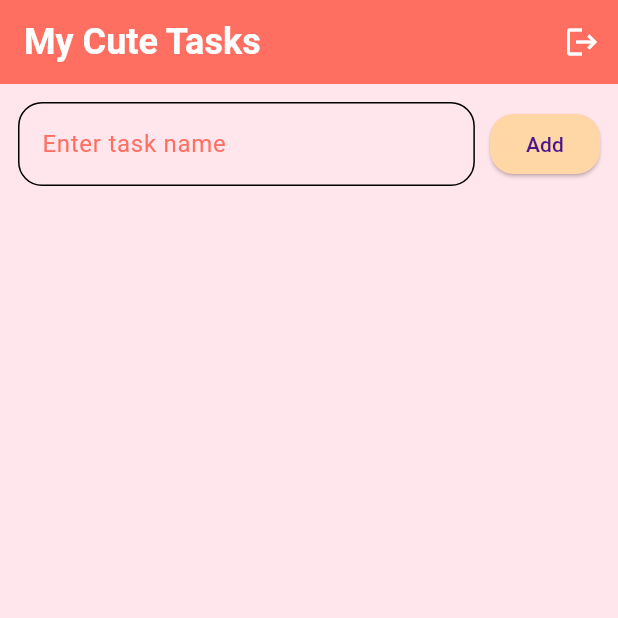
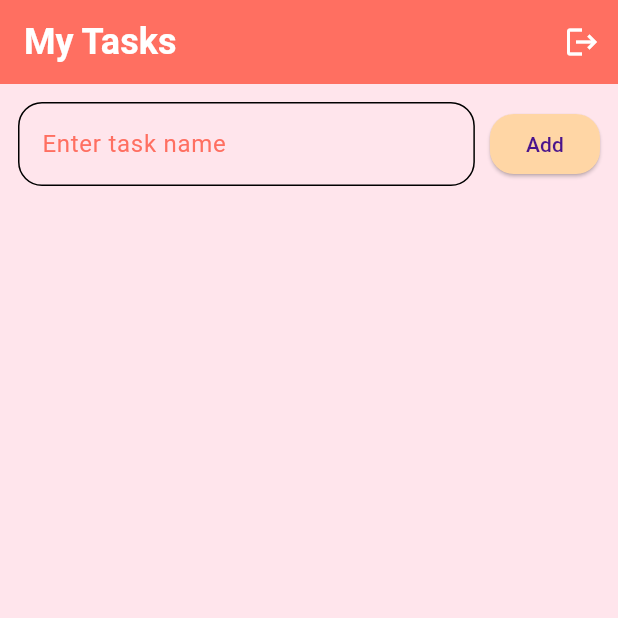
Before and after one commit to mariamomer135/classwork6, a Flutter app: the screen it shows once a user with an empty profile is signed in, on a phone screen of 412 x 824 dp, the top half of it. Run offline on Flutter 3.47's test engine with Material 3 defaults, Android fonts, the phone set to English and light mode, and no system bars; our stand-ins replace cloud_firestore, firebase_auth, firebase_core; accounts and stored records are empty; Roboto replaces fonts that are missing (DancingScript, Poppins).

Commit message:
Update main.dart

```diff
--- a/lib/main.dart
+++ b/lib/main.dart
@@ -227,7 +227,7 @@ class _TaskListScreenState extends State<TaskListScreen> {
   Widget build(BuildContext context) {
     return Scaffold(
       appBar: AppBar(
-        title: Text('My Cute Tasks'),
+        title: Text('My Tasks'),
         actions: [
           IconButton(
             icon: Icon(Icons.logout, color: Colors.white),
```
